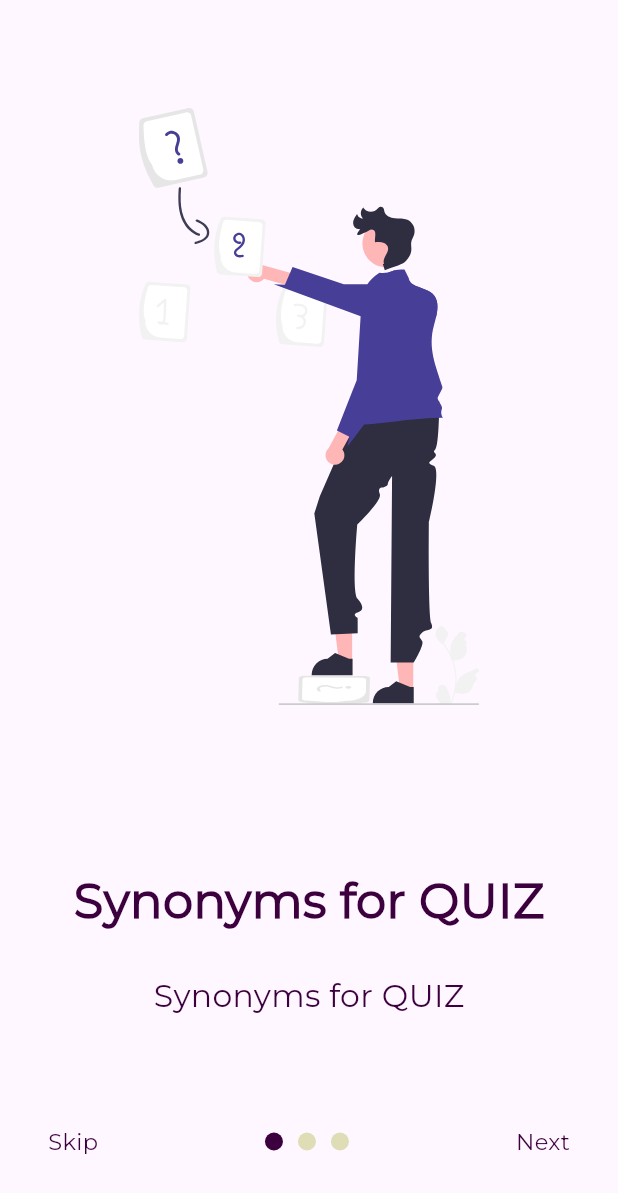
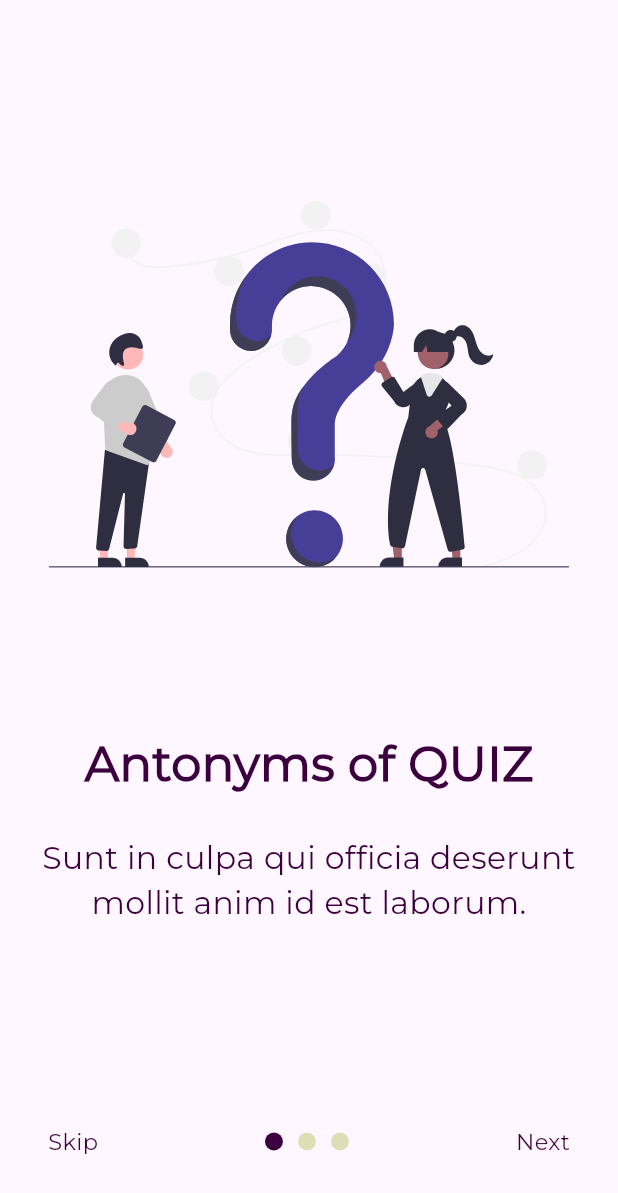
Before and after one commit to Ny6358528/Quiz-App, a Flutter app: the OnboardingScreen screen opened by its route, swiped to page 2, on a phone screen of 412 x 824 dp. Shown: the top 1193 px of the screen. Run offline on Flutter 3.47's test engine with Material 3 defaults, Android fonts, the phone set to English and light mode, and no system bars; drawn by our look-alikes of dots_indicator; our stand-ins replace flutter_svg.

Commit message:
make onboarding model

```diff
--- /dev/null
+++ b/lib/core/resources/const_values.dart
@@ -0,0 +1,12 @@
+import 'package:quizapp/core/resources/string_managers.dart';
+
+import '../../models/on_boarding/onboarding_model.dart';
+import 'asset_values_managers.dart';
+
+class ConstValues {
+ static List<OnBoardingModel>onBoardingList=[
+    OnBoardingModel(onBoardingImage: AssetValuesManagers.kOnBoardingImage1, onBoardingTitle: StringManagers.kSynonymsforQUIZ, onBoardingDescription: StringManagers.kSynonymsforQUIZ),
+    OnBoardingModel(onBoardingImage: AssetValuesManagers.kOnBoardingImage2, onBoardingTitle:StringManagers.kAntonymsofQUIZ , onBoardingDescription:StringManagers.kAntonymsofQUIZ2),
+    OnBoardingModel(onBoardingImage: AssetValuesManagers.kOnBoardingImage3, onBoardingTitle: StringManagers.kCoolQuiz, onBoardingDescription:StringManagers.kCoolQuiz2),
+  ];
+}
--- a/lib/core/resources/string_managers.dart
+++ b/lib/core/resources/string_managers.dart
@@ -4,5 +4,9 @@ class StringManagers {
   static const String kNext= "Next";
   static const String kSkip= "Skip";
   static const String kSynonymsforQUIZ= "Synonyms for QUIZ";
+  static const String kAntonymsofQUIZ= "Antonyms of QUIZ";
+  static const String kAntonymsofQUIZ2= "Sunt in culpa qui officia deserunt mollit anim id est laborum.";
+  static const String kCoolQuiz= "Cool Quiz";
+  static const String kCoolQuiz2= "Culpa qui officia deserunt mollit anim id est laborum.";
 
 }
--- /dev/null
+++ b/lib/models/on_boarding/onboarding_model.dart
@@ -0,0 +1,32 @@
+class OnBoardingModel{
+   String? _onBoardingImage;
+   String? _onBoardingTitle;
+
+   String get onBoardingImage => _onBoardingImage!;
+
+   set onBoardingImage(String value) {
+     _onBoardingImage = value;
+   }
+
+   String? _onBoardingDescription;
+
+  OnBoardingModel({required String onBoardingImage,required String onBoardingTitle,required String onBoardingDescription }){
+    _onBoardingImage=onBoardingImage;
+    _onBoardingTitle=onBoardingTitle;
+    _onBoardingDescription=onBoardingDescription;
+  }
+
+   String get onBoardingTitle => _onBoardingTitle!;
+
+   set onBoardingTitle(String value) {
+     _onBoardingTitle = value;
+   }
+
+   String get onBoardingDescription => _onBoardingDescription!;
+
+   set onBoardingDescription(String value) {
+     _onBoardingDescription = value;
+   }
+
+
+}
--- a/lib/view/on_boarding/screens/onboarding_screen.dart
+++ b/lib/view/on_boarding/screens/onboarding_screen.dart
@@ -1,12 +1,10 @@
 import 'package:flutter/material.dart';
-import 'package:flutter_svg/svg.dart';
-import 'package:quizapp/core/resources/string_managers.dart';
+
 import '../../../controller/onboarding/onboarding_controller.dart';
-import '../../../core/resources/asset_values_managers.dart';
-import '../../../core/resources/colors_managers.dart';
-import '../../../core/resources/font_managers.dart';
-import '../../../core/resources/height_managers.dart';
+
+import '../../../core/resources/const_values.dart';
 import '../widgets/custom_bottom_navigation_bar_on_boarding_screen.dart';
+import '../widgets/custom_items_on_boarding_screen.dart';
 
 class OnboardingScreen extends StatefulWidget {
    OnboardingScreen({super.key});
@@ -37,32 +35,10 @@ class _OnboardingScreenState extends State<OnboardingScreen> {
         children: [
           Expanded(
             child: PageView.builder(
-              itemCount: 3,
+              itemCount: ConstValues.onBoardingList.length,
               itemBuilder: (context, index) {
-                return Center(
-                  child: SingleChildScrollView(
-                    child: Column(
-                      crossAxisAlignment: CrossAxisAlignment.center,
-                      children: [
-                        SvgPicture.asset(
-                          AssetValuesManagers.kOnBoardingImage1,
-                        ),
-                        SizedBox(height: HeightManagers.h108,),
-
-                        Text(StringManagers.kSynonymsforQUIZ,style: TextStyle(
-                          fontSize: FontSize.f32,
-                          fontWeight: FontWeight.w600,
-                          color: ColorsManagers.kSecenrdyColor,
-                        ),),
-                        SizedBox(height: HeightManagers.h24,),
-                        Text(StringManagers.kSynonymsforQUIZ,style: TextStyle(
-                          fontSize: FontSize.f21,
-                          fontWeight: FontWeight.w400,
-                          color: ColorsManagers.kSecenrdyColor,
-                        ),),
-                      ]
-                    ),
-                  ),
+                return CustomItemsOnBoardingScreen(
+                  onBoardingModel: ConstValues.onBoardingList[index],
                 );
               },
             ),
--- /dev/null
+++ b/lib/view/on_boarding/widgets/custom_items_on_boarding_screen.dart
@@ -0,0 +1,49 @@
+import 'package:flutter/material.dart';
+import 'package:flutter_svg/svg.dart';
+import 'package:quizapp/core/resources/string_managers.dart';
+
+import '../../../core/resources/asset_values_managers.dart';
+import '../../../core/resources/colors_managers.dart';
+import '../../../core/resources/font_managers.dart';
+import '../../../core/resources/height_managers.dart';
+import '../../../models/on_boarding/onboarding_model.dart';
+
+class CustomItemsOnBoardingScreen extends StatelessWidget {
+  const CustomItemsOnBoardingScreen({
+    super.key, required this.onBoardingModel,
+  });
+final OnBoardingModel onBoardingModel;
+  @override
+  Widget build(BuildContext context) {
+    return Center(
+      child: SingleChildScrollView(
+        child: Column(
+            crossAxisAlignment: CrossAxisAlignment.center,
+            children: [
+              SvgPicture.asset(
+                onBoardingModel.onBoardingImage,
+              ),
+              SizedBox(height: HeightManagers.h108,),
+
+              Text(onBoardingModel.onBoardingTitle,style: TextStyle(
+                fontSize: FontSize.f32,
+                fontWeight: FontWeight.w600,
+                color: ColorsManagers.kSecenrdyColor,
+              ),),
+              SizedBox(height: HeightManagers.h24,),
+              Center(
+                child: Text(textAlign: TextAlign.center,
+
+
+                  onBoardingModel.onBoardingDescription,style: TextStyle(
+                    fontSize: FontSize.f21,
+                    fontWeight: FontWeight.w400,
+                    color: ColorsManagers.kSecenrdyColor,
+                  ),),
+              ),
+            ]
+        ),
+      ),
+    );
+  }
+}
```
